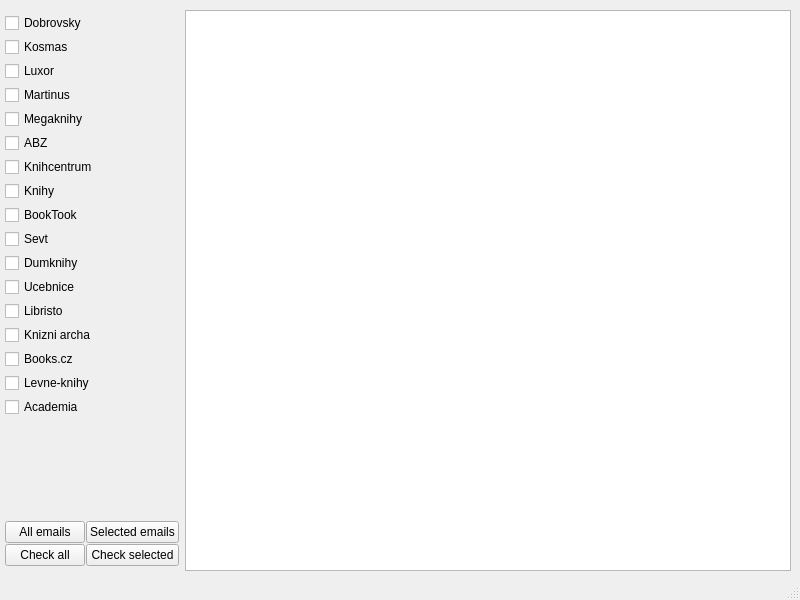
Old version of the form main_window.ui in the repository BEE1214/BSControl.
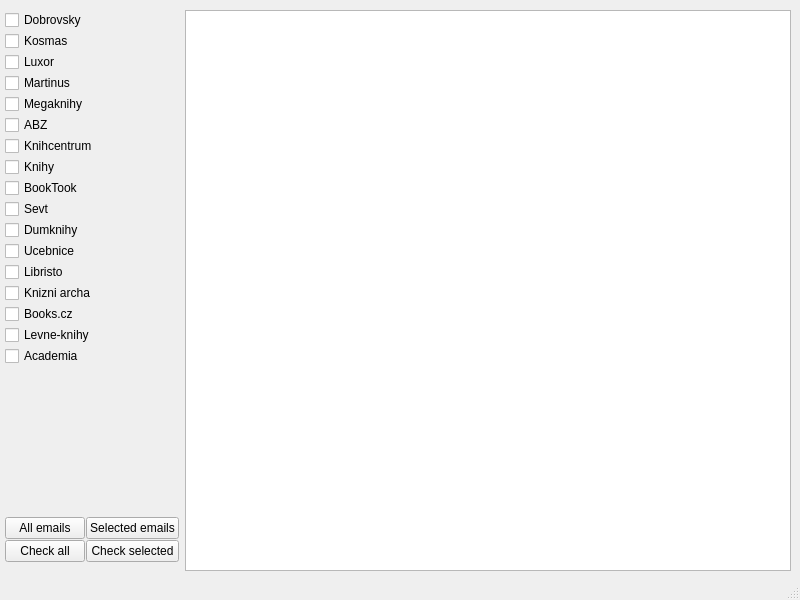
New version of the form.

Patch:
```diff
--- a/main_window.ui
+++ b/main_window.ui
@@ -170,7 +170,7 @@
        <item>
         <layout class="QGridLayout" name="gridLayout">
          <property name="topMargin">
-          <number>100</number>
+          <number>150</number>
          </property>
          <item row="0" column="1">
           <widget class="QPushButton" name="Button_emails_selected">
```
Left out of the diff: 4 changed lines with no effect on the pictures.
